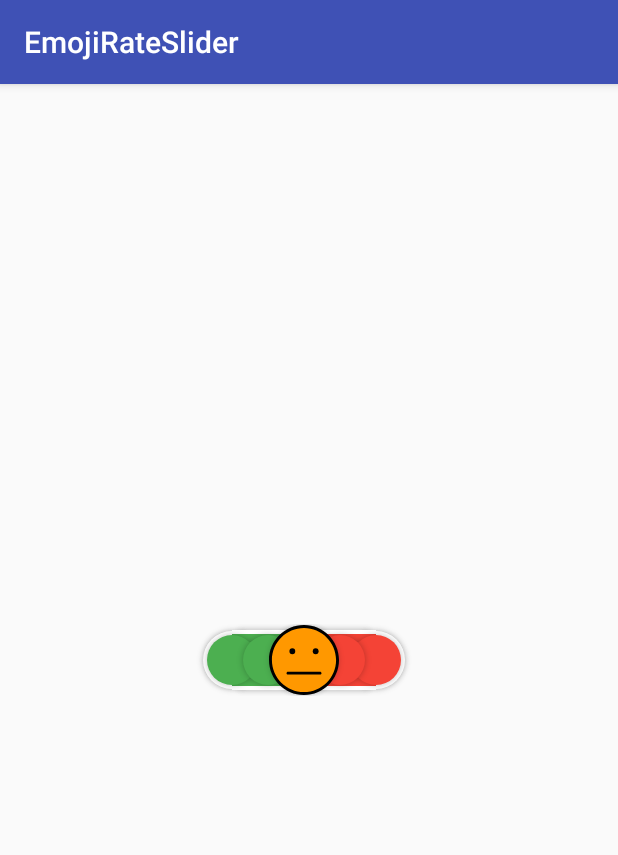
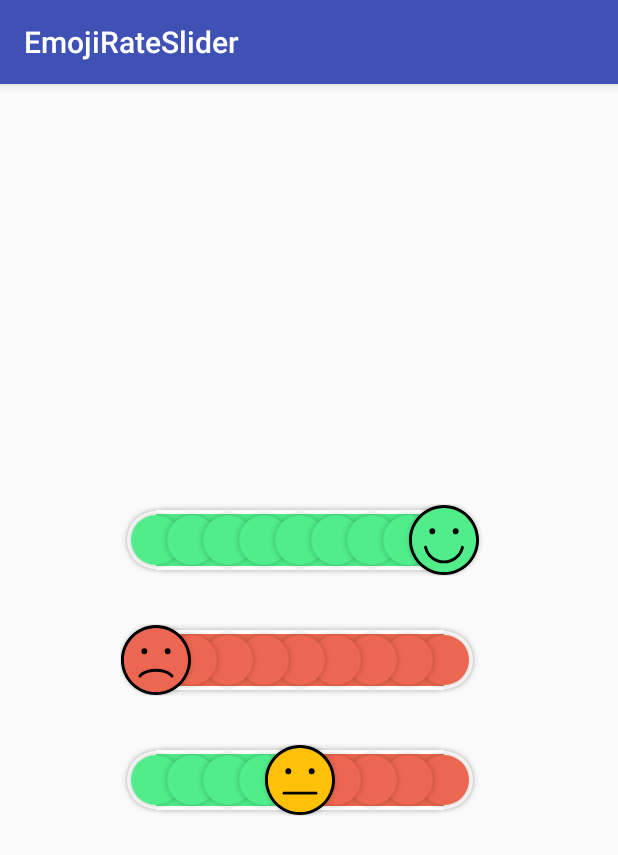
Before and after one commit to naz013/emoji-rate-slider, an Android app: the screen it shows after launch (MainActivity), on a phone screen of 412 x 824 dp. Shown: the top 855 px of the screen. Run offline under Robolectric (Android 15) with nearby library versions, the phone set to English and light mode, and no system bars.

Commit message:
Update sample.

```diff
--- a/app/src/main/java/com/github/naz013/emojirateslider/MainActivity.java
+++ b/app/src/main/java/com/github/naz013/emojirateslider/MainActivity.java
@@ -3,10 +3,11 @@ package com.github.naz013.emojirateslider;
 import android.support.v7.app.AppCompatActivity;
 import android.os.Bundle;
 import android.util.Log;
+import android.view.View;
 
 import com.github.naz013.emojislider.EmojiRateSlider;
 
-public class MainActivity extends AppCompatActivity {
+public class MainActivity extends AppCompatActivity implements EmojiRateSlider.OnMoodChangeListener {
 
     @Override
     protected void onCreate(Bundle savedInstanceState) {
@@ -14,11 +15,11 @@ public class MainActivity extends AppCompatActivity {
         setContentView(R.layout.activity_main);
 
         EmojiRateSlider slider = findViewById(R.id.mood_slider);
-        slider.setOnMoodChangeListener(new EmojiRateSlider.OnMoodChangeListener() {
-            @Override
-            public void onMoodChanged(int mood) {
-                Log.d("MainActivity", "onMoodChanged: " + mood);
-            }
-        });
+        slider.setOnMoodChangeListener(this);
+    }
+
+    @Override
+    public void onMoodChanged(View view, int mood) {
+        Log.d("MainActivity", "onMoodChanged: " + mood);
     }
 }
--- a/app/src/main/res/layout/activity_main.xml
+++ b/app/src/main/res/layout/activity_main.xml
@@ -14,11 +14,38 @@
         android:layout_width="wrap_content"
         android:layout_height="48dp"
         android:layout_gravity="center"
-        app:ers_color_happy="#4CAF50"
-        app:ers_color_sad="#F44336"
-        app:ers_color_weird="#FF9800"
+        app:ers_color_bg="#fefefe"
+        app:ers_color_happy="#51ED8B"
+        app:ers_color_sad="#ED6651"
+        app:ers_has_weird="false"
+        app:ers_max="9"
+        app:ers_progress="8" />
+
+    <com.github.naz013.emojislider.EmojiRateSlider
+        android:id="@+id/mood_slider2"
+        android:layout_width="wrap_content"
+        android:layout_height="48dp"
+        android:layout_gravity="center"
+        android:layout_marginTop="32dp"
+        app:ers_color_bg="#fefefe"
+        app:ers_color_happy="#51ED8B"
+        app:ers_color_sad="#ED6651"
+        app:ers_has_weird="false"
+        app:ers_max="9"
+        app:ers_progress="0" />
+
+    <com.github.naz013.emojislider.EmojiRateSlider
+        android:id="@+id/mood_slider3"
+        android:layout_width="wrap_content"
+        android:layout_height="48dp"
+        android:layout_gravity="center"
+        android:layout_marginTop="32dp"
+        app:ers_color_bg="#fefefe"
+        app:ers_color_happy="#51ED8B"
+        app:ers_color_sad="#ED6651"
+        app:ers_color_weird="#FFC107"
         app:ers_has_weird="true"
-        app:ers_max="5"
-        app:ers_progress="2" />
+        app:ers_max="9"
+        app:ers_progress="4" />
 
 </LinearLayout>
--- a/emojislider/src/main/java/com/github/naz013/emojislider/EmojiRateSlider.java
+++ b/emojislider/src/main/java/com/github/naz013/emojislider/EmojiRateSlider.java
@@ -237,7 +237,7 @@ public class EmojiRateSlider extends View {
 
     private void notifyChanged() {
         if (getOnMoodChangeListener() != null) {
-            getOnMoodChangeListener().onMoodChanged(mSelectedItem);
+            getOnMoodChangeListener().onMoodChanged(this, mSelectedItem);
         }
     }
 
@@ -388,6 +388,6 @@ public class EmojiRateSlider extends View {
     }
 
     public interface OnMoodChangeListener {
-        void onMoodChanged(int mood);
+        void onMoodChanged(View view, int mood);
     }
 }
```
